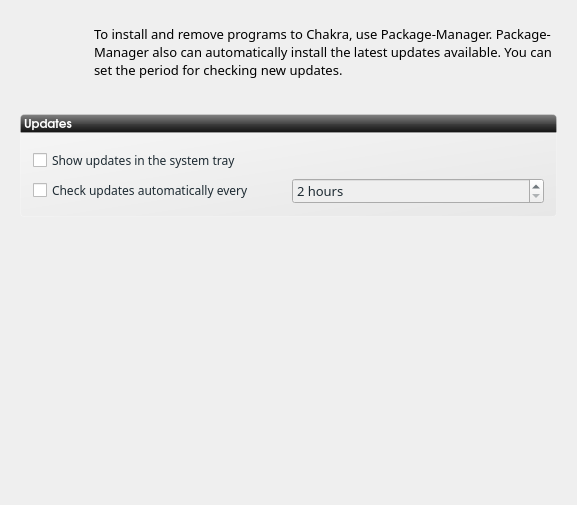
Qt form ui/ui_scrPackage.ui (rshipp/kapudan) before a commit.
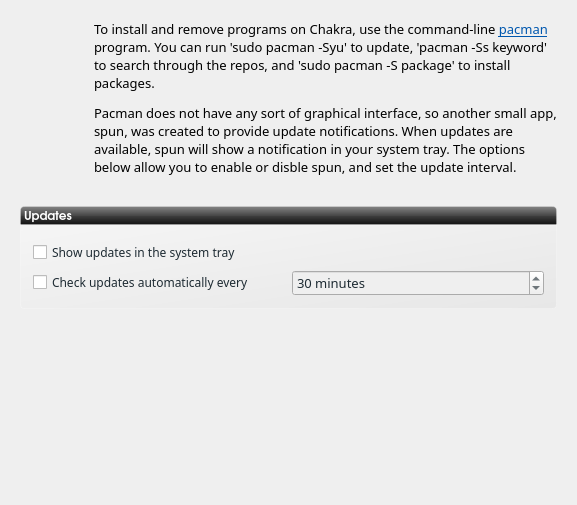
The same form after that commit. Icons and pictures are not drawn.

Diff of the .ui file:
```diff
--- a/ui/ui_scrPackage.ui
+++ b/ui/ui_scrPackage.ui
@@ -108,13 +108,16 @@
              <string notr="true">color: rgb(30, 43, 51)</string>
             </property>
             <property name="suffix">
-             <string> hours</string>
+             <string> minutes</string>
             </property>
             <property name="minimum">
-             <number>2</number>
+             <number>5</number>
+            </property>
+            <property name="maximum">
+             <number>10080</number>
             </property>
             <property name="value">
-             <number>2</number>
+             <number>30</number>
             </property>
            </widget>
           </item>
@@ -179,7 +182,7 @@
         <enum>QFrame::Raised</enum>
        </property>
        <property name="text">
-        <string>To install and remove programs to Chakra, use Package-Manager. Package-Manager also can automatically install the latest updates available. You can set the period for checking new updates.</string>
+        <string>&lt;html&gt;&lt;head/&gt;&lt;body&gt;&lt;p&gt;To install and remove programs on Chakra, use the command-line &lt;a href=&quot;http://chakra-linux.org/wiki/index.php/Pacman&quot;&gt;&lt;span style=&quot; text-decoration: underline; color:#0057ae;&quot;&gt;pacman&lt;/span&gt;&lt;/a&gt; program. You can run 'sudo pacman -Syu' to update, 'pacman -Ss keyword' to search through the repos, and 'sudo pacman -S package' to install packages. &lt;/p&gt;&lt;p&gt;Pacman does not have any sort of graphical interface, so another small app, spun, was created to provide update notifications. When updates are available, spun will show a notification in your system tray. The options below allow you to enable or disble spun, and set the update interval.&lt;/p&gt;&lt;/body&gt;&lt;/html&gt;</string>
        </property>
        <property name="wordWrap">
         <bool>true</bool>
```
